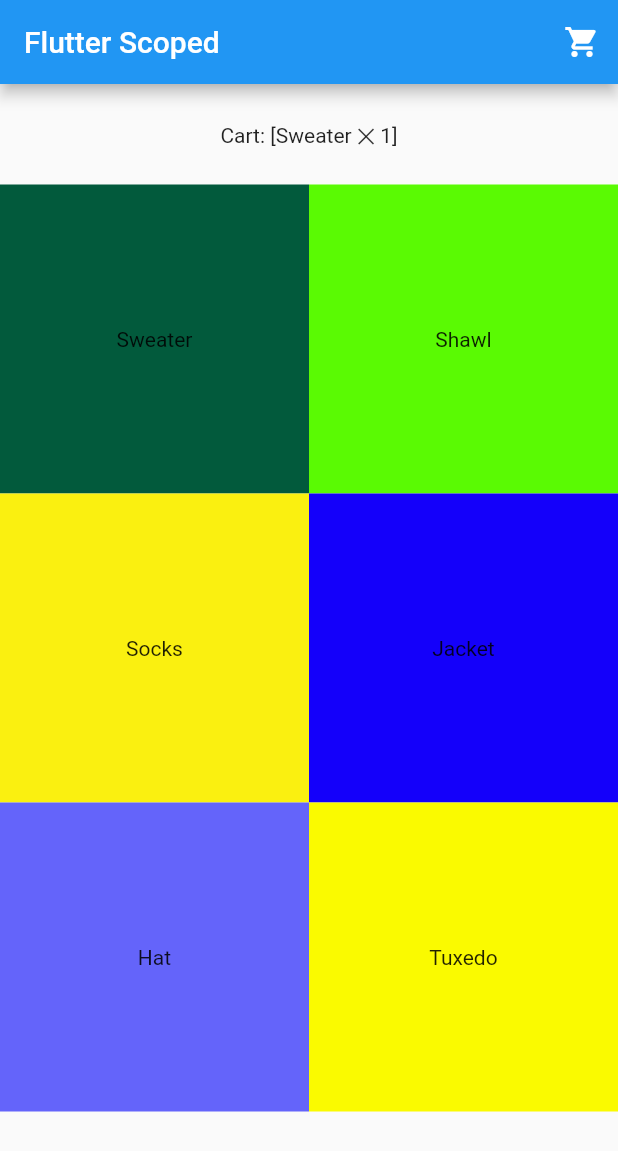
After one commit to filiph/state_experiments, a Flutter app: the ScopedHomePage screen opened directly, after a tap on "Sweater", on a phone screen of 412 x 824 dp. The commit adds this screen. Shown: the top 1151 px of the screen. Run offline on Flutter 3.47's test engine with Material 2 defaults, Android fonts, the phone set to English and light mode, and no system bars.

Commit message:
Broke scoped example into a separate Flutter app

```diff
--- /dev/null
+++ b/scoped/lib/main.dart
@@ -0,0 +1,115 @@
+import 'package:flutter/material.dart';
+
+import 'package:scoped_model/scoped_model.dart';
+
+import 'src/cart.dart';
+import 'src/product.dart';
+import 'src/product_db.dart';
+
+void main() => runApp(new MyApp());
+
+class CartModel extends Model {
+  final _cart = new Cart();
+  get items => _cart.items;
+
+  void add(Product product) {
+    _cart.add(product);
+    notifyListeners();
+  }
+
+  void remove(Product product) {
+    _cart.remove(product);
+    notifyListeners();
+  }
+}
+
+class MyApp extends StatelessWidget {
+  @override
+  Widget build(BuildContext context) {
+    return new MaterialApp(
+      title: 'Flutter Demo',
+      theme: new ThemeData(
+        primarySwatch: Colors.blue,
+      ),
+      home: new ScopedHomePage(title: 'Flutter Demo Home Page'),
+    );
+  }
+}
+
+class ScopedHomePage extends StatelessWidget {
+  ScopedHomePage({this.title});
+  final String title;
+
+  @override
+  Widget build(BuildContext context) {
+    return new ScopedModel<CartModel>(
+      model: new CartModel(),
+      child: new Scaffold(
+        appBar: new AppBar(
+          title: new Text("Flutter Scoped"),
+          actions: <Widget>[
+            new IconButton(
+                icon: new Icon(Icons.shopping_cart),
+                onPressed: () {
+                  // TODO: implement this route
+                }),
+          ],
+        ),
+        body: new Column(
+          children: <Widget>[
+            new CartContents(),
+            new Expanded(
+              child: new ProductGrid(),
+            )
+          ],
+        ),
+      ),
+    );
+  }
+}
+
+class CartContents extends StatelessWidget {
+  @override
+  Widget build(BuildContext context) {
+    return new Container(
+      padding: const EdgeInsets.all(24.0),
+      child: new ScopedModelDescendant<CartModel>(
+        builder: (context, child, model) => new Text('Cart: ${model.items}'),
+      ),
+    );
+  }
+}
+
+class ProductGrid extends StatelessWidget {
+  @override
+  Widget build(BuildContext context) {
+    return new FutureBuilder<List<Product>>(
+        future: getProducts(),
+        builder: (BuildContext context, AsyncSnapshot<List<Product>> snapshot) {
+          switch (snapshot.connectionState) {
+            case ConnectionState.none:
+              return new Text('Not started ...');
+            case ConnectionState.waiting:
+              return new Text('Awaiting result...');
+            default:
+              if (snapshot.hasError)
+                return new Text('Error: ${snapshot.error}');
+              else
+                return new GridView.count(
+                  crossAxisCount: 2,
+                  children: snapshot.data.map((product) {
+                    return new Container(
+                      color: product.color,
+                      child: new ScopedModelDescendant<CartModel>(
+                        builder: (context, child, model) => new InkWell(
+                              onTap: () => model.add(product),
+                              child: new Center(child: new Text(product.name)),
+                            ),
+                      ),
+                    );
+                  }).toList(),
+                );
+          }
+        });
+  }
+}
--- /dev/null
+++ b/scoped/lib/src/cart.dart
@@ -0,0 +1,61 @@
+import 'dart:collection';
+import 'dart:math';
+
+import 'product.dart';
+
+class Cart {
+  List<CartItem> _items = <CartItem>[];
+
+  /// This is the current state of the cart.
+  ///
+  /// This is a list because users expect their cart items to be in the same
+  /// order they bought them.
+  ///
+  /// It is an unmodifiable view because we don't want a random widget to
+  /// put the cart into a bad state. Use [add] and [remove] to modify the state.
+  UnmodifiableListView<CartItem> get items => new UnmodifiableListView(_items);
+
+  /// Adds [product] to cart. This will either update an existing [CartItem]
+  /// in [items] or add a new one at the end of the list.
+  void add(Product product, [int count = 1]) {
+    _updateCount(product, count);
+  }
+
+  /// Removes [product] from cart. This will either update the count of
+  /// an existing [CartItem] in [items] or remove it entirely (if count reaches
+  /// `0`.
+  void remove(Product product, [int count = 1]) {
+    _updateCount(product, -count);
+  }
+
+  void _updateCount(Product product, int difference) {
+    if (difference == 0) return;
+    for (int i = 0; i < _items.length; i++) {
+      final item = _items[i];
+      if (product == item.product) {
+        final newCount = item.count + difference;
+        if (newCount <= 0) {
+          _items.removeAt(i);
+          return;
+        }
+        _items[i] = new CartItem(newCount, item.product);
+        return;
+      }
+    }
+    if (difference < 0) return;
+    _items.add(new CartItem(max(difference, 0), product));
+  }
+}
+
+/// A single line in the cart.
+///
+/// Uses [toString] to render itself nice in text.
+class CartItem {
+  final int count;
+  final Product product;
+
+  const CartItem(this.count, this.product);
+
+  @override
+  String toString() => "${product.name} ✕ $count";
+}
--- /dev/null
+++ b/scoped/lib/src/product.dart
@@ -0,0 +1,12 @@
+import 'dart:ui' show Color;
+
+class Product {
+  final int id;
+  final String name;
+  final Color color;
+
+  const Product(this.id, this.name, this.color);
+
+  @override
+  String toString() => "$name (id=$id)";
+}
--- /dev/null
+++ b/scoped/lib/src/product_db.dart
@@ -0,0 +1,21 @@
+import 'dart:async';
+import 'dart:ui' show Color;
+
+import 'product.dart';
+
+const List<Product> _products = const <Product>[
+  const Product(42, "Sweater", const Color.fromRGBO(2, 90, 60, 1.0)),
+  const Product(1337, "Shawl", const Color.fromRGBO(90, 250, 3, 1.0)),
+  const Product(1024, "Socks", const Color.fromRGBO(250, 240, 16, 1.0)),
+  const Product(123, "Jacket", const Color.fromRGBO(20, 0, 250, 1.0)),
+  const Product(201805, "Hat", const Color.fromRGBO(100, 100, 250, 1.0)),
+  const Product(321, "Tuxedo", const Color.fromRGBO(250, 250, 0, 1.0)),
+];
+
+/// Returns the catalog of products.
+Future<List<Product>> getProducts() {
+  // This simulates a short delay so that we don't get too cocky about having
+  // this state present from application start (something unlikely to happen
+  // in the real world).
+  return new Future.delayed(const Duration(milliseconds: 200), () => _products);
+}
--- a/vanilla/lib/main.dart
+++ b/vanilla/lib/main.dart
@@ -2,7 +2,6 @@ import 'package:flutter/material.dart';
 import 'src/cart.dart';
 import 'src/product.dart';
 import 'src/product_db.dart';
-import 'scoped.dart';
 
 void main() => runApp(new MyApp());
 
@@ -14,8 +13,7 @@ class MyApp extends StatelessWidget {
       theme: new ThemeData(
         primarySwatch: Colors.blue,
       ),
-      // home: new MyHomePage(),
-      home: new ScopedHomePage(title: 'Scoped Model Example'),
+      home: new MyHomePage(),
     );
   }
 }
```
Also changed, not shown: scoped/pubspec.yaml (added, +16 -0 lines), vanilla/lib/scoped.dart (deleted, +0 -91 lines), scoped/pubspec.lock (added), 58 other files.
